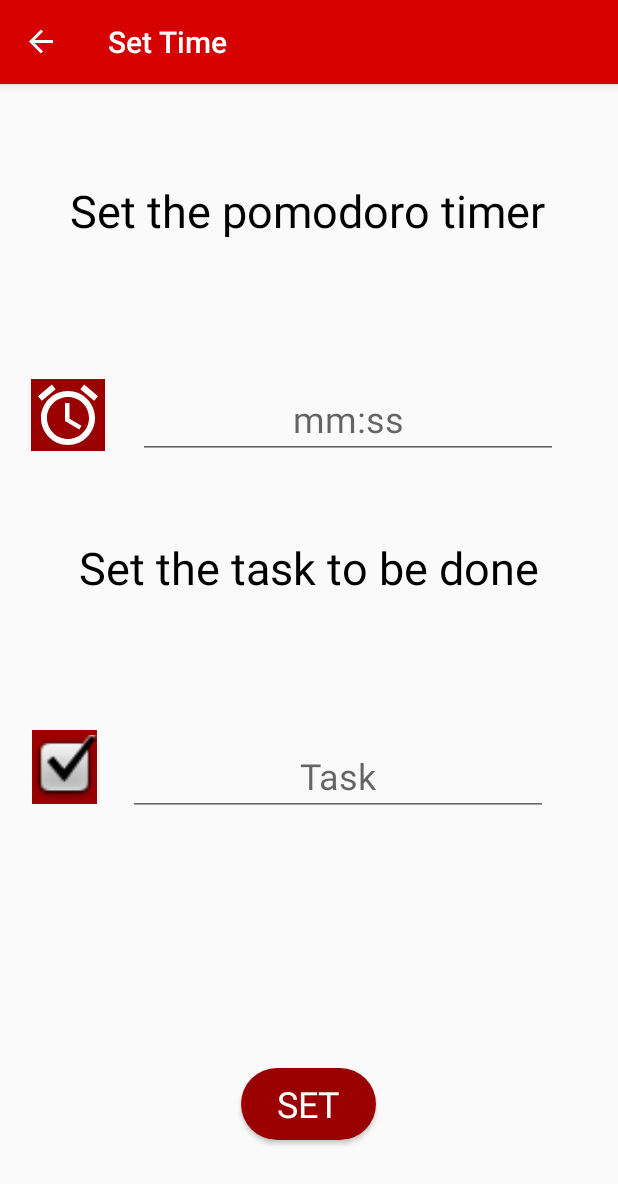
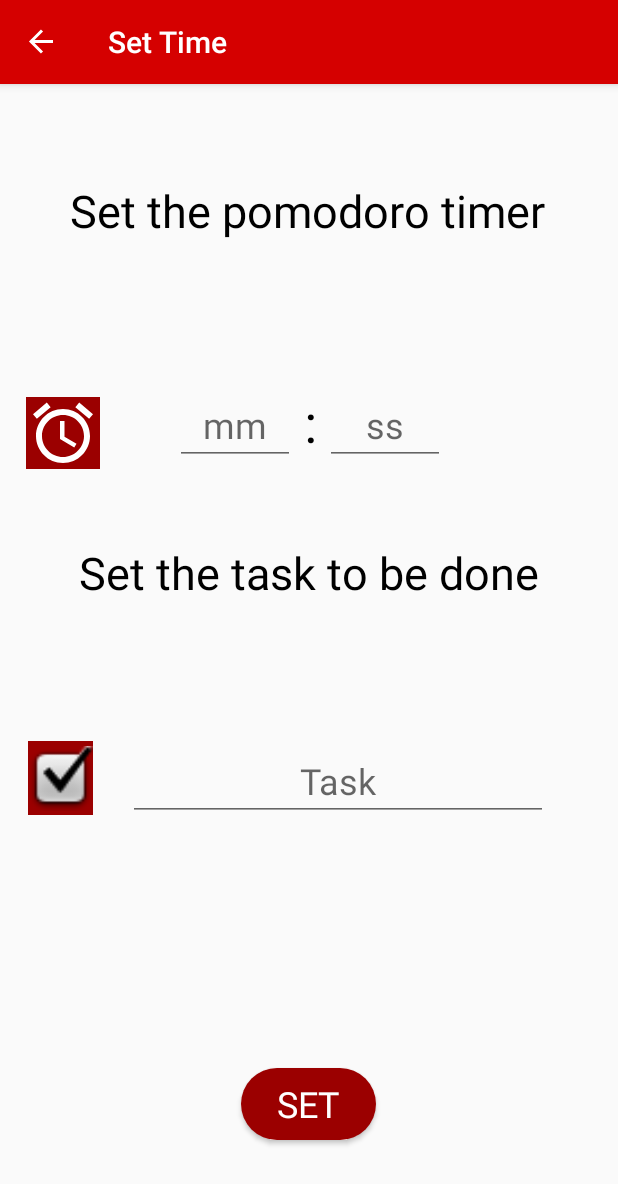
Before and after one commit to mouryac9/MyPomo, an Android app: the breakover screen opened through its navigation route, after a tap on "GET BACK TO WORK", on a phone screen of 412 x 824 dp. Shown: the top 1184 px of the screen. Run offline under Robolectric (Android 15) with nearby library versions, the phone set to English and light mode, and no system bars; our stand-ins replace data binding, navigation-ui; Roboto replaces fonts that are not available here.

Commit message:
Check for wrong values in editText fields. hide keyboard when button is clicked.

```diff
--- a/app/src/main/java/com/example/android/mypomo/breakover.kt
+++ b/app/src/main/java/com/example/android/mypomo/breakover.kt
@@ -13,59 +13,27 @@ import com.example.android.mypomo.databinding.ActivityMainBinding
 import com.example.android.mypomo.databinding.FragmentBreakoverBinding
 import com.example.android.mypomo.databinding.FragmentBreaktimeBinding
 
-// TODO: Rename parameter arguments, choose names that match
-// the fragment initialization parameters, e.g. ARG_ITEM_NUMBER
-private const val ARG_PARAM1 = "param1"
-private const val ARG_PARAM2 = "param2"
 
-/**
- * A simple [Fragment] subclass.
- * Use the [breakover.newInstance] factory method to
- * create an instance of this fragment.
- */
 class breakover : Fragment() {
-    // TODO: Rename and change types of parameters
-    private var param1: String? = null
-    private var param2: String? = null
+
 
     private lateinit var binding: FragmentBreakoverBinding
-    override fun onCreate(savedInstanceState: Bundle?) {
-        super.onCreate(savedInstanceState)
-        arguments?.let {
-            param1 = it.getString(ARG_PARAM1)
-            param2 = it.getString(ARG_PARAM2)
-        }
-    }
 
-    override fun onCreateView(inflater: LayoutInflater, container: ViewGroup?,
-                              savedInstanceState: Bundle?): View? {
-        val binding = DataBindingUtil.inflate<FragmentBreakoverBinding>(inflater,
-            R.layout.fragment_breakover,container,false)
 
-        binding.backButton.setOnClickListener{ view : View ->
+    override fun onCreateView(
+        inflater: LayoutInflater, container: ViewGroup?,
+        savedInstanceState: Bundle?
+    ): View? {
+        binding = DataBindingUtil.inflate<FragmentBreakoverBinding>(
+            inflater,
+            R.layout.fragment_breakover, container, false
+        )
+
+        binding.backButton.setOnClickListener { view: View ->
             view.findNavController().navigate(R.id.action_breakover_to_timer)
         }
 
         (activity as AppCompatActivity).supportActionBar?.title = getString(R.string.breakover1)
-        return binding.root    }
-
-    companion object {
-        /**
-         * Use this factory method to create a new instance of
-         * this fragment using the provided parameters.
-         *
-         * @param param1 Parameter 1.
-         * @param param2 Parameter 2.
-         * @return A new instance of fragment breakover.
-         */
-        // TODO: Rename and change types and number of parameters
-        @JvmStatic
-        fun newInstance(param1: String, param2: String) =
-            breakover().apply {
-                arguments = Bundle().apply {
-                    putString(ARG_PARAM1, param1)
-                    putString(ARG_PARAM2, param2)
-                }
-            }
+        return binding.root
     }
 }
--- a/app/src/main/java/com/example/android/mypomo/starter.kt
+++ b/app/src/main/java/com/example/android/mypomo/starter.kt
@@ -9,28 +9,8 @@ import androidx.navigation.findNavController
 import androidx.navigation.ui.NavigationUI
 import com.example.android.mypomo.databinding.FragmentStarterBinding
 
-// TODO: Rename parameter arguments, choose names that match
-// the fragment initialization parameters, e.g. ARG_ITEM_NUMBER
-private const val ARG_PARAM1 = "param1"
-private const val ARG_PARAM2 = "param2"
 
-/**
- * A simple [Fragment] subclass.
- * Use the [starter.newInstance] factory method to
- * create an instance of this fragment.
- */
 class starter : Fragment() {
-    // TODO: Rename and change types of parameters
-    private var param1: String? = null
-    private var param2: String? = null
-    private lateinit var binding: FragmentStarterBinding
-    override fun onCreate(savedInstanceState: Bundle?) {
-        super.onCreate(savedInstanceState)
-        arguments?.let {
-            param1 = it.getString(ARG_PARAM1)
-            param2 = it.getString(ARG_PARAM2)
-        }
-    }
 
     override fun onCreateView(inflater: LayoutInflater, container: ViewGroup?,
                               savedInstanceState: Bundle?): View? {
@@ -46,30 +26,12 @@ class starter : Fragment() {
         return binding.root    }
     override fun onCreateOptionsMenu(menu: Menu, inflater: MenuInflater) {
         super.onCreateOptionsMenu(menu, inflater)
-        inflater?.inflate(R.menu.options_menu, menu)
+        inflater.inflate(R.menu.options_menu, menu)
     }
     override fun onOptionsItemSelected(item: MenuItem): Boolean {
-        return NavigationUI.onNavDestinationSelected(item!!,
+        return NavigationUI.onNavDestinationSelected(item,
             requireView().findNavController())
                 || super.onOptionsItemSelected(item)
     }
-    companion object {
-        /**
-         * Use this factory method to create a new instance of
-         * this fragment using the provided parameters.
-         *
-         * @param param1 Parameter 1.
-         * @param param2 Parameter 2.
-         * @return A new instance of fragment starter.
-         */
-        // TODO: Rename and change types and number of parameters
-        @JvmStatic
-        fun newInstance(param1: String, param2: String) =
-            starter().apply {
-                arguments = Bundle().apply {
-                    putString(ARG_PARAM1, param1)
-                    putString(ARG_PARAM2, param2)
-                }
-            }
-    }
+
 }
--- a/app/src/main/res/layout/fragment_breakover.xml
+++ b/app/src/main/res/layout/fragment_breakover.xml
@@ -10,7 +10,6 @@
     <androidx.constraintlayout.widget.ConstraintLayout
         android:layout_width="match_parent"
         android:layout_height="match_parent"
-        android:background="#FFFFFF"
         android:focusable="auto">
 
         <TextView
--- a/app/src/main/res/layout/fragment_timer.xml
+++ b/app/src/main/res/layout/fragment_timer.xml
@@ -16,19 +16,13 @@
 
             <EditText
                 android:id="@+id/editTextTime2"
-                android:layout_width="wrap_content"
-                android:layout_height="wrap_content"
-                android:layout_marginTop="92dp"
-                android:ems="10"
-                android:hint="mm:ss"
-                android:inputType="time"
-                android:textAlignment="center"
-                android:textColor="@android:color/black"
-                android:textSize="24sp"
-                app:layout_constraintEnd_toEndOf="parent"
-                app:layout_constraintHorizontal_bias="0.699"
-                app:layout_constraintStart_toStartOf="parent"
-                app:layout_constraintTop_toBottomOf="@+id/textView2" />
+                style="@style/timeview"
+                android:layout_width="80dp"
+                android:layout_marginTop="96dp"
+                android:hint="mm"
+                app:layout_constraintEnd_toStartOf="@+id/textView13"
+                app:layout_constraintTop_toBottomOf="@+id/textView2"
+                android:nextFocusRight="@id/editTextTime3"/>
 
             <TextView
                 android:id="@+id/textView2"
@@ -66,11 +60,12 @@
                 android:id="@+id/imageView3"
                 android:layout_width="43dp"
                 android:layout_height="49dp"
-                android:layout_marginTop="88dp"
+                android:layout_marginTop="92dp"
                 android:background="@color/colorPrimaryDark"
                 android:contentDescription="@string/app_name"
                 android:src="@android:drawable/checkbox_on_background"
                 app:layout_constraintEnd_toStartOf="@+id/mourya"
+                app:layout_constraintHorizontal_bias="0.441"
                 app:layout_constraintStart_toStartOf="parent"
                 app:layout_constraintTop_toBottomOf="@+id/textView3" />
 
@@ -107,15 +102,42 @@
                 android:id="@+id/imageView4"
                 android:layout_width="49dp"
                 android:layout_height="48dp"
-                android:layout_marginTop="92dp"
+                android:layout_marginTop="104dp"
                 android:background="#FFFFFF"
                 android:backgroundTint="@color/colorPrimaryDark"
                 app:layout_constraintEnd_toStartOf="@+id/editTextTime2"
-                app:layout_constraintHorizontal_bias="0.477"
+                app:layout_constraintHorizontal_bias="0.26"
                 app:layout_constraintStart_toStartOf="parent"
                 app:layout_constraintTop_toBottomOf="@+id/textView2"
                 app:srcCompat="@drawable/ic_baseline_access_alarm_24" />
 
+            <EditText
+                android:id="@+id/editTextTime3"
+                style="@style/timeview"
+                android:layout_width="80dp"
+                android:layout_height="wrap_content"
+                android:layout_marginTop="96dp"
+                android:ems="10"
+                android:hint="ss"
+                android:inputType="time"
+                android:textSize="24sp"
+                app:layout_constraintStart_toEndOf="@+id/textView13"
+                app:layout_constraintTop_toBottomOf="@+id/textView2" />
+
+            <TextView
+                android:id="@+id/textView13"
+                style="@style/timeview"
+                android:layout_width="20dp"
+                android:layout_height="wrap_content"
+                android:layout_marginTop="96dp"
+                android:text=":"
+                android:textColor="@android:color/background_dark"
+                android:textSize="36sp"
+                app:layout_constraintEnd_toEndOf="parent"
+                app:layout_constraintHorizontal_bias="0.501"
+                app:layout_constraintStart_toStartOf="parent"
+                app:layout_constraintTop_toBottomOf="@+id/textView2" />
+
         </androidx.constraintlayout.widget.ConstraintLayout>
     </FrameLayout>
 </layout>
--- a/app/src/main/res/layout/nav_view.xml
+++ b/app/src/main/res/layout/nav_view.xml
@@ -20,5 +20,6 @@
         app:layout_constraintEnd_toEndOf="parent"
         app:layout_constraintStart_toStartOf="parent"
         app:layout_constraintTop_toTopOf="parent"
-        app:srcCompat="@mipmap/ic_launcher_round" />
+        app:srcCompat="@mipmap/ic_launcher_round"
+        />
 </androidx.constraintlayout.widget.ConstraintLayout>
--- a/app/src/main/res/navigation/navigation.xml
+++ b/app/src/main/res/navigation/navigation.xml
@@ -34,9 +34,6 @@
         <action
             android:id="@+id/action_tiktock_to_timer"
             app:destination="@id/timer" />
-        <argument
-            android:name="finaltime"
-            app:argType="string" />
         <action
             android:id="@+id/action_tiktock_to_complete"
             app:destination="@id/complete"
@@ -51,6 +48,12 @@
         <argument
             android:name="task"
             app:argType="string" />
+        <argument
+            android:name="minutes"
+            app:argType="integer" />
+        <argument
+            android:name="seconds"
+            app:argType="integer" />
     </fragment>
     <fragment
         android:id="@+id/complete"
@@ -80,7 +83,8 @@
         tools:layout="@layout/fragment_breakover">
         <action
             android:id="@+id/action_breakover_to_timer"
-            app:destination="@id/timer" />
+            app:destination="@id/timer"
+            app:popUpTo="@id/starter" />
     </fragment>
     <fragment
         android:id="@+id/about"
--- a/app/src/main/res/values/styles.xml
+++ b/app/src/main/res/values/styles.xml
@@ -24,4 +24,15 @@
         <item name="android:textSize">18sp</item>
     </style>
 
+    <style name="timeview">
+        <item name="android:layout_width">80dp</item>
+        <item name="android:layout_height">wrap_content</item>
+        <item name="android:layout_marginTop">92dp</item>
+        <item name="android:ems">10</item>
+        <item name="android:inputType">time</item>
+        <item name="android:textAlignment">center</item>
+        <item name="android:textColor">@android:color/black</item>
+        <item name="android:textSize">24sp</item>
+    </style>
+
 </resources>
```
Also changed, not shown: app/src/main/java/com/example/android/mypomo/About.kt (+0 -40 lines), app/src/main/java/com/example/android/mypomo/breaktime.kt (+14 -44 lines), app/src/main/java/com/example/android/mypomo/complete.kt (+14 -48 lines), app/src/main/java/com/example/android/mypomo/tiktock.kt (+14 -57 lines), app/src/main/java/com/example/android/mypomo/timer.kt (+23 -24 lines), app/src/main/res/layout/fragment_breaktime.xml (+30 -9 lines).
